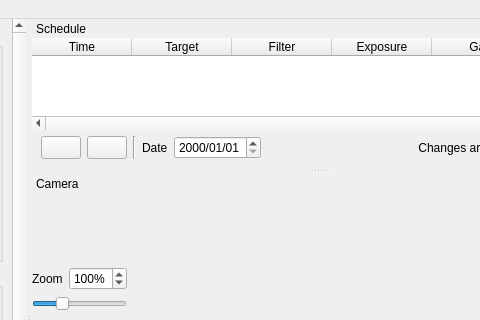
Above: qt5/mainwindow.ui from EthanChappel/Ecliptic before the change; both pictures show x 190 to 670 and y 0 to 320 of the 795 by 649 pixel window. Below: the same form after it.
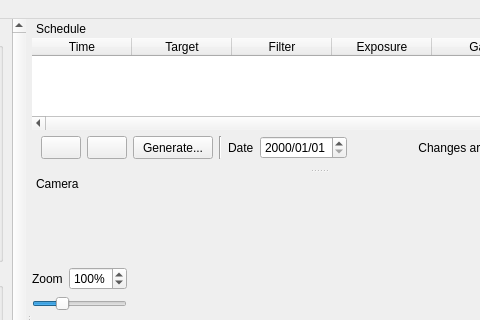
That is the form after the change. Icons and pictures are not drawn.

Commit message: Add user interface for Schedule Brain

The edit to the form file:
```diff
--- a/qt5/mainwindow.ui
+++ b/qt5/mainwindow.ui
@@ -1565,6 +1565,25 @@
          </property>
         </widget>
        </item>
+       <item>
+        <widget class="QPushButton" name="schedulebrain_button">
+         <property name="sizePolicy">
+          <sizepolicy hsizetype="Minimum" vsizetype="Preferred">
+           <horstretch>0</horstretch>
+           <verstretch>0</verstretch>
+          </sizepolicy>
+         </property>
+         <property name="text">
+          <string>Generate...</string>
+         </property>
+         <property name="autoDefault">
+          <bool>true</bool>
+         </property>
+         <property name="default">
+          <bool>false</bool>
+         </property>
+        </widget>
+       </item>
        <item>
         <widget class="Line" name="line_7">
          <property name="orientation">
```
Left out of the diff: 14 changed lines with no effect on the pictures. The commit also changes 5 other files.
